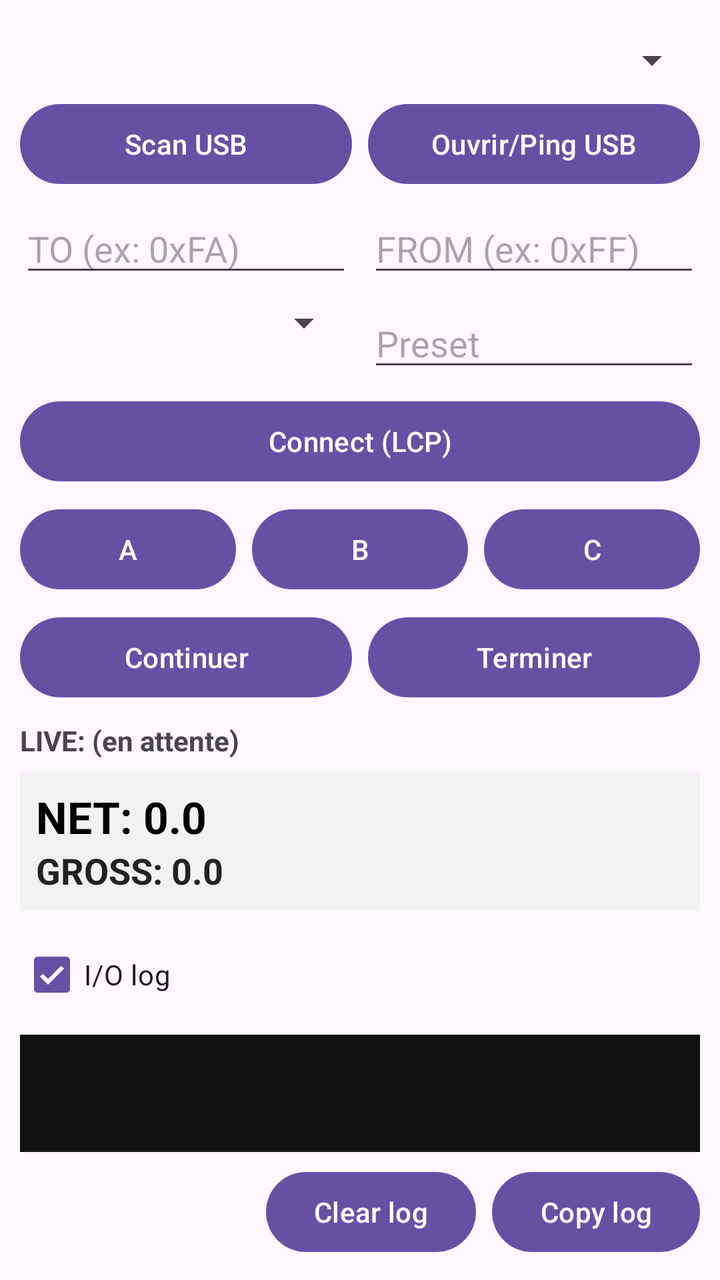
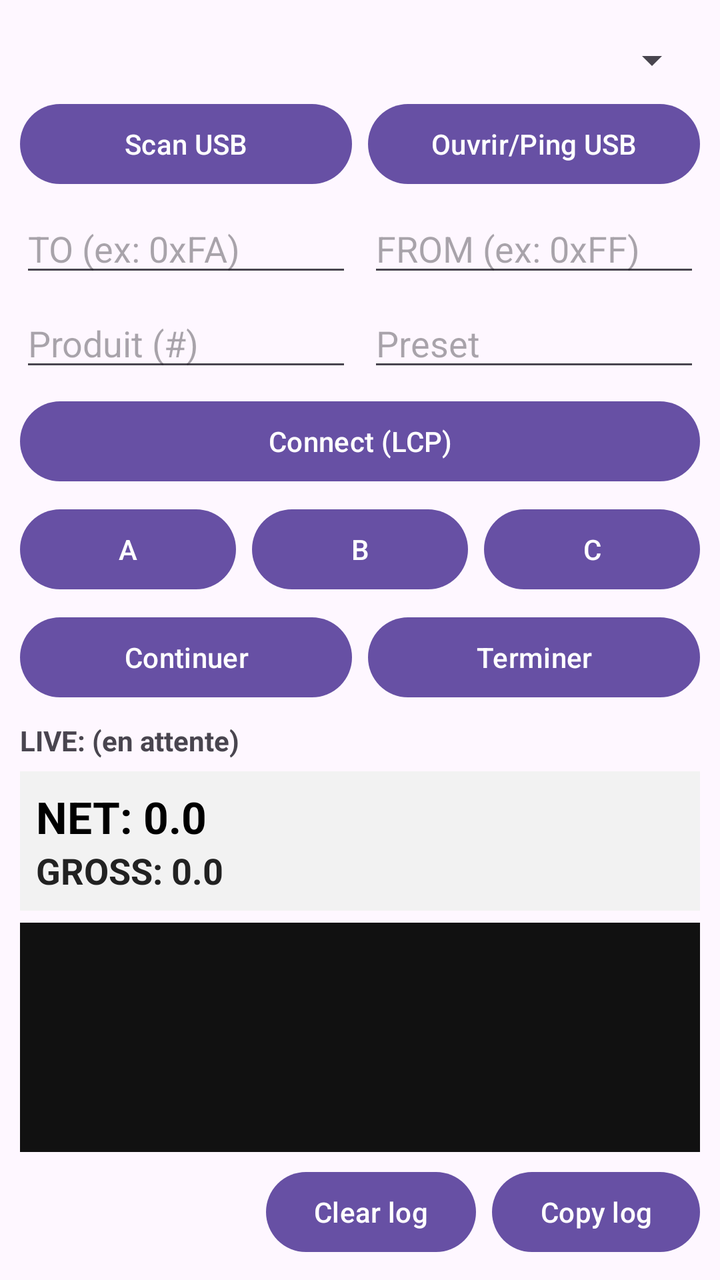

Before-and-after screenshots of an Android layout around one commit, followed by the original layout XML and the change that was made.
<!-- AndroidManifest.xml: application theme Theme.Material3.DayNight.NoActionBar -->
<!-- res/layout/activity_main.xml -->
<LinearLayout xmlns:android="http://schemas.android.com/apk/res/android"
    android:id="@+id/root"
    android:layout_width="match_parent"
    android:layout_height="match_parent"
    android:orientation="vertical"
    android:padding="10dp">

    
    <Spinner
        android:id="@+id/spnUsbDevices"
        android:layout_width="match_parent"
        android:layout_height="wrap_content"
        android:layout_marginTop="8dp" />

    <LinearLayout
        android:layout_width="match_parent"
        android:layout_height="wrap_content"
        android:orientation="horizontal"
        android:layout_marginTop="6dp">

        <Button
            android:id="@+id/btnScanUsb"
            android:layout_width="0dp"
            android:layout_height="wrap_content"
            android:layout_weight="1"
            android:text="Scan USB" />

        <Button
            android:id="@+id/btnPingUsb"
            android:layout_width="0dp"
            android:layout_height="wrap_content"
            android:layout_weight="1"
            android:layout_marginStart="8dp"
            android:text="Ouvrir/Ping USB" />
    </LinearLayout>

    
    <LinearLayout
        android:layout_width="match_parent"
        android:layout_height="wrap_content"
        android:orientation="horizontal"
        android:layout_marginTop="6dp">

        <EditText
            android:id="@+id/edtTo"
            android:layout_width="0dp"
            android:layout_height="wrap_content"
            android:layout_weight="1"
            android:hint="TO (ex: 0xFA)"
            android:singleLine="true" />

        <EditText
            android:id="@+id/edtFrom"
            android:layout_width="0dp"
            android:layout_height="wrap_content"
            android:layout_weight="1"
            android:layout_marginStart="8dp"
            android:hint="FROM (ex: 0xFF)"
            android:singleLine="true" />
    </LinearLayout>

    
    
    <LinearLayout
        android:layout_width="match_parent"
        android:layout_height="wrap_content"
        android:orientation="horizontal"
        android:layout_marginTop="6dp">

        <Spinner
            android:id="@+id/spnProducts"
            android:layout_width="0dp"
            android:layout_height="wrap_content"
            android:layout_weight="1" />

        <EditText
            android:id="@+id/edtPreset"
            android:layout_width="0dp"
            android:layout_height="wrap_content"
            android:layout_weight="1"
            android:layout_marginStart="8dp"
            android:hint="Preset"
            android:inputType="numberDecimal"
            android:singleLine="true" />
    </LinearLayout>

    
    <Button
        android:id="@+id/btnConnect"
        android:layout_width="match_parent"
        android:layout_height="wrap_content"
        android:text="Connect (LCP)"
        android:layout_marginTop="6dp" />

    
    <LinearLayout
        android:layout_width="match_parent"
        android:layout_height="wrap_content"
        android:orientation="horizontal"
        android:layout_marginTop="6dp">

        <Button
            android:id="@+id/btnA"
            android:layout_width="0dp"
            android:layout_height="wrap_content"
            android:layout_weight="1"
            android:text="A" />

        <Button
            android:id="@+id/btnB"
            android:layout_width="0dp"
            android:layout_height="wrap_content"
            android:layout_weight="1"
            android:layout_marginStart="8dp"
            android:text="B" />

        <Button
            android:id="@+id/btnC"
            android:layout_width="0dp"
            android:layout_height="wrap_content"
            android:layout_weight="1"
            android:layout_marginStart="8dp"
            android:text="C" />
    </LinearLayout>

    
    <LinearLayout
        android:layout_width="match_parent"
        android:layout_height="wrap_content"
        android:orientation="horizontal"
        android:layout_marginTop="6dp">

        <Button
            android:id="@+id/btnContinue"
            android:layout_width="0dp"
            android:layout_height="wrap_content"
            android:layout_weight="1"
            android:text="Continuer" />

        <Button
            android:id="@+id/btnFinish"
            android:layout_width="0dp"
            android:layout_height="wrap_content"
            android:layout_weight="1"
            android:layout_marginStart="8dp"
            android:text="Terminer" />
    </LinearLayout>

    
    <TextView
        android:id="@+id/txtLive"
        android:layout_width="match_parent"
        android:layout_height="wrap_content"
        android:text="LIVE: (en attente)"
        android:textStyle="bold"
        android:layout_marginTop="8dp" />

    
    <LinearLayout
        android:id="@+id/liveQtyPanel"
        android:layout_width="match_parent"
        android:layout_height="wrap_content"
        android:orientation="vertical"
        android:layout_marginTop="6dp"
        android:padding="8dp"
        android:background="#F2F2F2">

        <TextView
            android:id="@+id/txtQtyNet"
            android:layout_width="match_parent"
            android:layout_height="wrap_content"
            android:text="NET: 0.0"
            android:textStyle="bold"
            android:textSize="22sp"
            android:textColor="#000000" />

        <TextView
            android:id="@+id/txtQtyGross"
            android:layout_width="match_parent"
            android:layout_height="wrap_content"
            android:text="GROSS: 0.0"
            android:textStyle="bold"
            android:textSize="18sp"
            android:textColor="#222222" />
    </LinearLayout>

    
    <CheckBox
        android:id="@+id/switchIoLog"
        android:layout_width="wrap_content"
        android:layout_height="wrap_content"
        android:text="I/O log"
        android:checked="true"
        android:layout_marginTop="8dp" />

    
    <ScrollView
        android:id="@+id/logScroll"
        android:layout_width="match_parent"
        android:layout_height="0dp"
        android:layout_weight="1"
        android:fillViewport="true"
        android:layout_marginTop="6dp"
        android:background="#111111">

        <TextView
            android:id="@+id/txtLog"
            android:layout_width="match_parent"
            android:layout_height="wrap_content"
            android:typeface="monospace"
            android:textIsSelectable="true"
            android:textSize="12sp"
            android:textColor="#00FF00"
            android:padding="6dp" />
    </ScrollView>

    
    <LinearLayout
        android:layout_width="match_parent"
        android:layout_height="wrap_content"
        android:orientation="horizontal"
        android:gravity="end"
        android:layout_marginTop="6dp">

        <Button
            android:id="@+id/btnClearLog"
            android:layout_width="wrap_content"
            android:layout_height="wrap_content"
            android:text="Clear log" />

        <Button
            android:id="@+id/btnCopyLog"
            android:layout_width="wrap_content"
            android:layout_height="wrap_content"
            android:layout_marginStart="8dp"
            android:text="Copy log" />
    </LinearLayout>

</LinearLayout>
<!-- resources referenced by this layout -->
<resources>

</resources>

<!-- the commit's change to res/layout/activity_main.xml (unified diff, before → after) -->
@@ -67,11 +67,14 @@
         android:orientation="horizontal"
         android:layout_marginTop="6dp">
 
-        <Spinner
-            android:id="@+id/spnProducts"
-            android:layout_width="0dp"
-            android:layout_height="wrap_content"
-            android:layout_weight="1" />
+        <EditText
+            android:id="@+id/edtProduct"
+            android:layout_width="0dp"
+            android:layout_height="wrap_content"
+            android:layout_weight="1"
+            android:hint="Produit (#)"
+            android:inputType="number"
+            android:singleLine="true" />
 
         <EditText
             android:id="@+id/edtPreset"
@@ -183,15 +186,6 @@
             android:textSize="18sp"
             android:textColor="#222222" />
     </LinearLayout>
-
-    
-    <CheckBox
-        android:id="@+id/switchIoLog"
-        android:layout_width="wrap_content"
-        android:layout_height="wrap_content"
-        android:text="I/O log"
-        android:checked="true"
-        android:layout_marginTop="8dp" />
 
     
     <ScrollView
